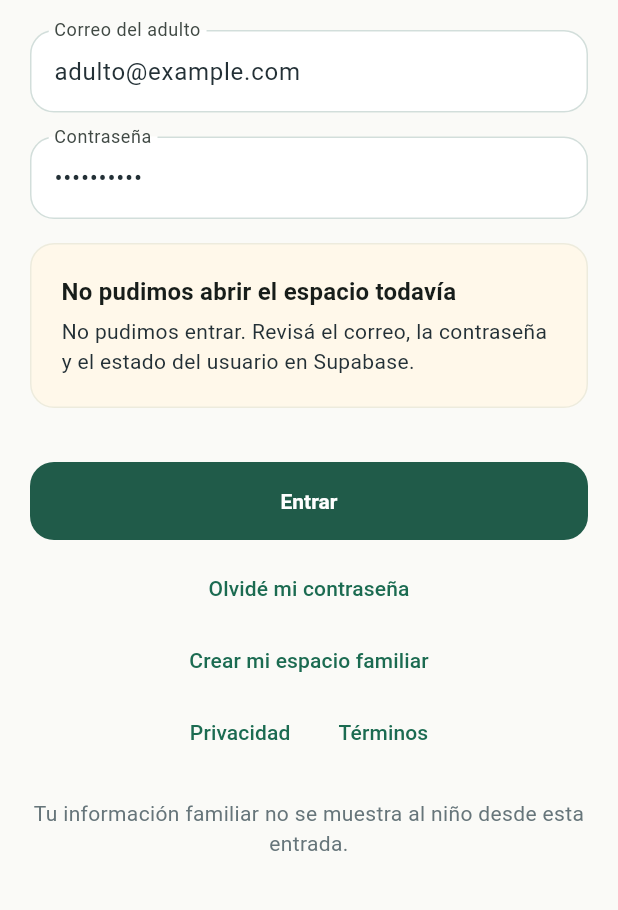
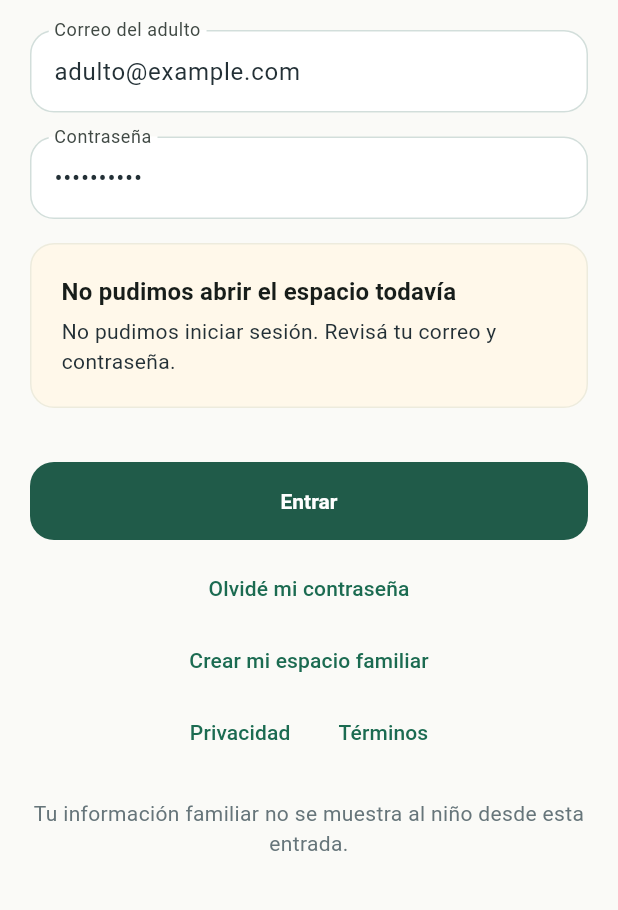
Before and after one commit to eugebajo/Habitar, a Flutter app: the LoginScreen screen opened by its route, after a tap on "Entrar", on a phone screen of 412 x 824 dp, the part 261-1171 px from its top. Run offline on Flutter 3.47's test engine with Material 3 defaults, Android fonts, the phone set to English and light mode, and no system bars; our stand-ins replace drift, flutter_riverpod, go_router, supabase_flutter, web; accounts and stored records are empty.

Commit message:
feat: stabilize auth restore and Play test build

```diff
--- a/apps/mobile/lib/src/features/adult_registration/adult_registration_screen.dart
+++ b/apps/mobile/lib/src/features/adult_registration/adult_registration_screen.dart
@@ -159,15 +159,12 @@ class _AdultRegistrationScreenState
         message.contains('exists')) {
       return 'Ese correo parece estar registrado. Tocá "Ya tengo mi espacio" e intentá entrar con la misma contraseña.';
     }
+    if (message.contains('password')) {
+      return 'La contraseña no cumple los requisitos. Probá con una contraseña más larga, con letras y números.';
+    }
     if (message.contains('confirm') || message.contains('email')) {
-      return 'Supabase necesita confirmar el correo. Revisá tu email o confirmá el usuario desde Authentication > Users.';
+      return 'Ese correo necesita confirmación. Revisá tu email e intentá entrar nuevamente.';
     }
-    if (message.contains('password')) {
-      return 'La contraseña no cumple la regla de Supabase. Probá con una contraseña más larga, con letras y números.';
-    }
-    if (message.contains('supabase') || message.contains('auth')) {
-      return 'Supabase rechazó el registro. Revisá en Supabase Authentication si el usuario se creó o si falta confirmar el correo.';
-    }
-    return 'No pudimos crear el espacio. Probá entrar si ese correo ya existe o intentá con otro correo de prueba.';
+    return 'No pudimos crear el espacio todavía. Revisá los datos e intentá nuevamente.';
   }
 }
--- a/apps/mobile/lib/src/features/login/login_screen.dart
+++ b/apps/mobile/lib/src/features/login/login_screen.dart
@@ -155,17 +155,9 @@ class _LoginScreenState extends ConsumerState<LoginScreen> {
 
   String _loginErrorMessage(Object error) {
     final message = error.toString().toLowerCase();
-    if (message.contains('confirm') || message.contains('email')) {
-      return 'Puede faltar confirmar el correo en Supabase. Revisá tu email o confirmá el usuario desde Authentication > Users.';
+    if (message.contains('not found') || message.contains('family')) {
+      return 'Iniciamos sesión, pero tuvimos un problema al cargar tu espacio familiar. Intentá nuevamente.';
     }
-    if (message.contains('invalid') ||
-        message.contains('credential') ||
-        message.contains('password')) {
-      return 'El correo o la contraseña no coinciden. Revisá los datos o creá un espacio nuevo con otro correo de prueba.';
-    }
-    if (message.contains('not found')) {
-      return 'No encontramos ese espacio en este dispositivo. Si recién creaste la cuenta en Supabase, todavía falta crear la familia local.';
-    }
-    return 'No pudimos entrar. Revisá el correo, la contraseña y el estado del usuario en Supabase.';
+    return 'No pudimos iniciar sesión. Revisá tu correo y contraseña.';
   }
 }
--- a/apps/mobile/lib/src/platform/supabase_flutter_auth_gateway.dart
+++ b/apps/mobile/lib/src/platform/supabase_flutter_auth_gateway.dart
@@ -25,7 +25,7 @@ class FlutterSupabaseAuthGateway implements SupabaseAuthGateway {
     );
     final user = response.user;
     if (user == null) {
-      throw StateError('Supabase did not return a user after sign up.');
+      throw StateError('No pudimos crear el usuario.');
     }
     return _mapUser(user);
   }
@@ -41,7 +41,7 @@ class FlutterSupabaseAuthGateway implements SupabaseAuthGateway {
     );
     final user = response.user;
     if (user == null) {
-      throw StateError('Supabase did not return a user after sign in.');
+      throw StateError('No pudimos iniciar sesi?n.');
     }
     return _mapUser(user);
   }
--- a/apps/mobile/pubspec.yaml
+++ b/apps/mobile/pubspec.yaml
@@ -1,6 +1,6 @@
 name: habitar_mobile
 publish_to: none
-version: 0.1.2+3
+version: 0.1.3+4
 resolution: workspace
 
 environment:
--- a/packages/story_library/lib/story_library.dart
+++ b/packages/story_library/lib/story_library.dart
@@ -35,11 +35,11 @@ List<DemoStoryContent> demoStoryContent() {
         title: 'La mochila que esperaba',
         ageRange: '6-9',
         value: 'pedir ayuda',
-        body: 'Nico miraba su mochila abierta. Había una botella, un cuaderno y una campera. Todo parecía mucho junto. Respiró una vez y dijo: necesito una pista. Su mamá señaló la botella. Nico la guardó. Después eligió el cuaderno. Cuando terminó, la mochila ya no parecía una montaña. Era solo una mochila esperando paso a paso.',
+        body: 'Tomi miraba su mochila abierta. Había una botella, un cuaderno y una campera. Todo parecía mucho junto. Respiró una vez y dijo: necesito una pista. Su mamá señaló la botella. Tomi la guardó. Después eligió el cuaderno. Cuando terminó, la mochila ya no parecía una montaña. Era solo una mochila esperando paso a paso.',
       ),
       durationMinutes: 3,
       mainEmotion: 'agobio',
-      questions: ['¿Qué hizo Nico cuando todo parecía mucho?', '¿Qué pista te gustaría pedir hoy?'],
+      questions: ['¿Qué hizo Tomi cuando todo parecía mucho?', '¿Qué pista te gustaría pedir hoy?'],
       activity: 'Elegir una tarea pequeña y pedir una pista antes de empezar.',
     ),
     DemoStoryContent(
```
Also changed, not shown: apps/mobile/lib/src/app.dart (+18 -3 lines), apps/mobile/lib/src/features/portal/portal_screens.dart (+9 -20 lines), apps/mobile/lib/src/local_restore.dart (+86 -2 lines), 5 other files.
